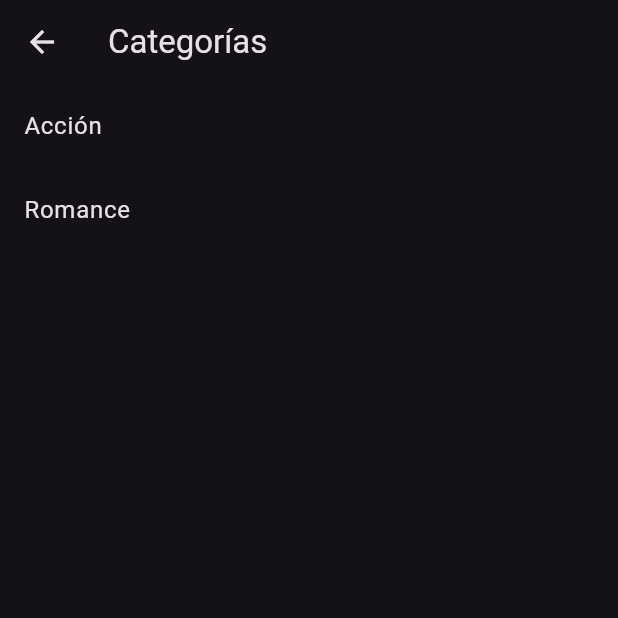
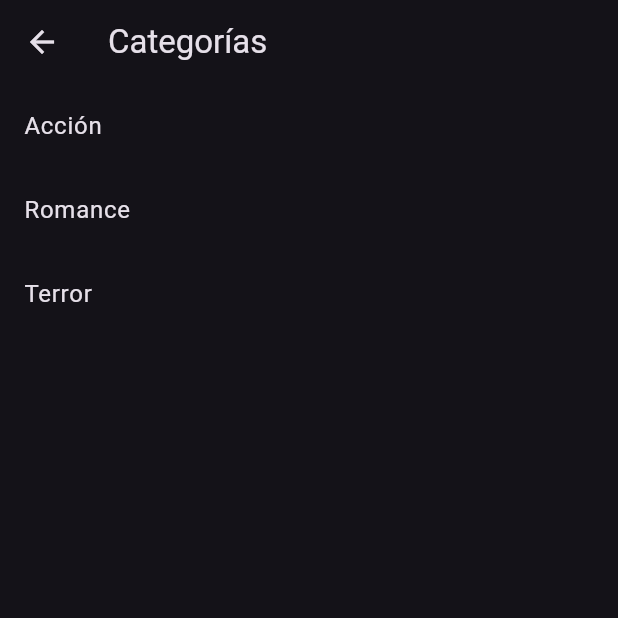
Before and after one commit to J03LK/app-stream, a Flutter app: the HomeScreen screen opened by its route, on a phone screen of 412 x 824 dp, the top half of it. Run offline on Flutter 3.47's test engine with Material 3 defaults, Android fonts, the phone set to English and light mode, and no system bars.

Commit message:
integracion de categorias

```diff
--- a/lib/screens/home_screen.dart
+++ b/lib/screens/home_screen.dart
@@ -18,6 +18,10 @@ final Map<String, List<Map<String, String>>> categoriasPeliculas = {
       "imagen": "",
     },
   ],
+  "Terror": [
+    {"titulo": "El Exorcista", "descripcion": "Sombra maligna", "imagen": ""},
+    {"titulo": "La Sombra", "descripcion": "Sombra oscuro", "imagen": ""},
+  ]
 };
 
 class HomeScreen extends StatelessWidget {
```
